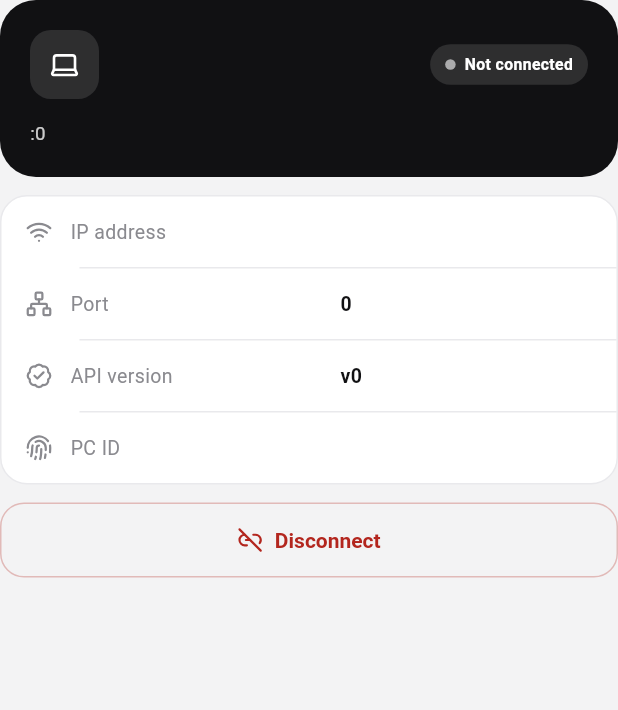
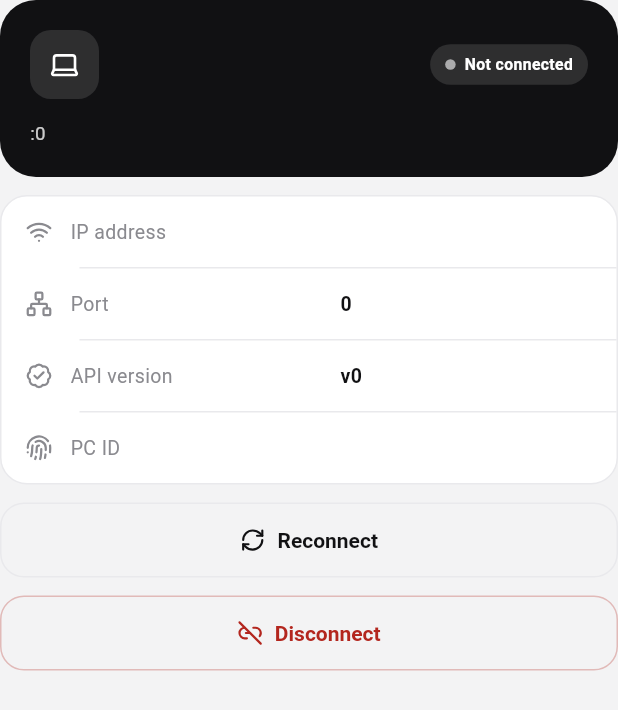
Before and after one commit to risuunava/notchi-mobile, a Flutter app: the _ConnectedSettings widget shown alone on an empty page, opened directly with empty values, on a phone screen of 412 x 824 dp. Shown: the top 710 px of the screen. Run offline on Flutter 3.47's test engine with Material 3 defaults, Android fonts, the phone set to English and light mode, and no system bars; our stand-ins replace device_info_plus, dio, file_picker, flutter_riverpod, flutter_secure_storage, font_awesome_flutter and 1 more; missing offline and left inert: mobile_scanner, receive_sharing_intent; accounts and stored records are empty; statements that could not run were skipped.

Commit message:
feat(connection): add manual reconnect action in settings

```diff
--- a/lib/core/l10n/strings.dart
+++ b/lib/core/l10n/strings.dart
@@ -433,6 +433,13 @@ class AppStrings {
 
   String get languageIndonesian => 'Bahasa Indonesia';
 
+  String get reconnect => _t('Sambung ulang', 'Reconnect');
+
+  String get reconnectHint => _t(
+    'Coba sambungkan kembali ke PC sekarang.',
+    'Try connecting to the PC again now.',
+  );
+
   String get disconnectDevice => _t('Putuskan koneksi', 'Disconnect');
 
   String get disconnectTitle =>
--- a/lib/features/settings/ui/settings_page.dart
+++ b/lib/features/settings/ui/settings_page.dart
@@ -330,6 +330,25 @@ class _ConnectedSettings extends ConsumerWidget {
           ],
         ),
         const SizedBox(height: 12),
+        if (status is! ConnectionConnected)
+          Padding(
+            padding: const EdgeInsets.only(bottom: 12),
+            child: OutlinedButton.icon(
+              onPressed: () => ref
+                  .read(connectionControllerProvider.notifier)
+                  .reconnect(),
+              icon: const Icon(LucideIcons.refreshCw, size: 17),
+              label: Text(strings.reconnect),
+              style: OutlinedButton.styleFrom(
+                foregroundColor: AppColors.ink,
+                side: const BorderSide(color: AppColors.border),
+                minimumSize: const Size.fromHeight(50),
+                shape: RoundedRectangleBorder(
+                  borderRadius: BorderRadius.circular(16),
+                ),
+              ),
+            ),
+          ),
         OutlinedButton.icon(
           onPressed: onDisconnect,
           icon: const Icon(LucideIcons.link2Off, size: 17),
```
Also changed, not shown: lib/features/connection/state/connection_controller.dart (+15 -0 lines).
